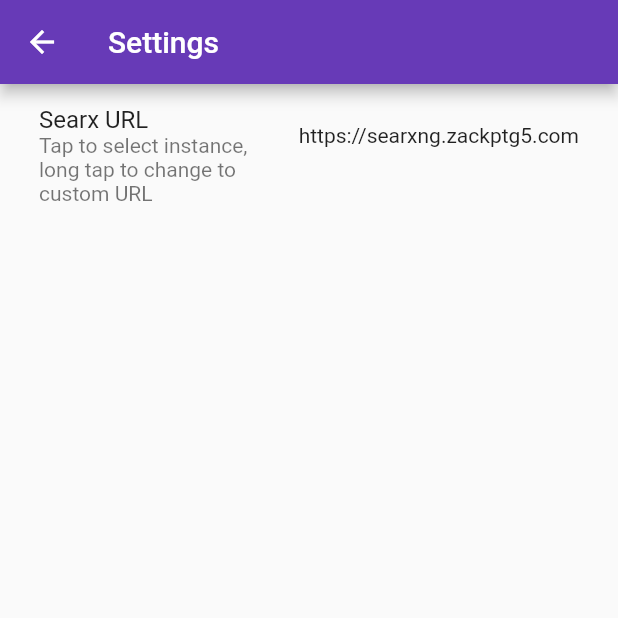
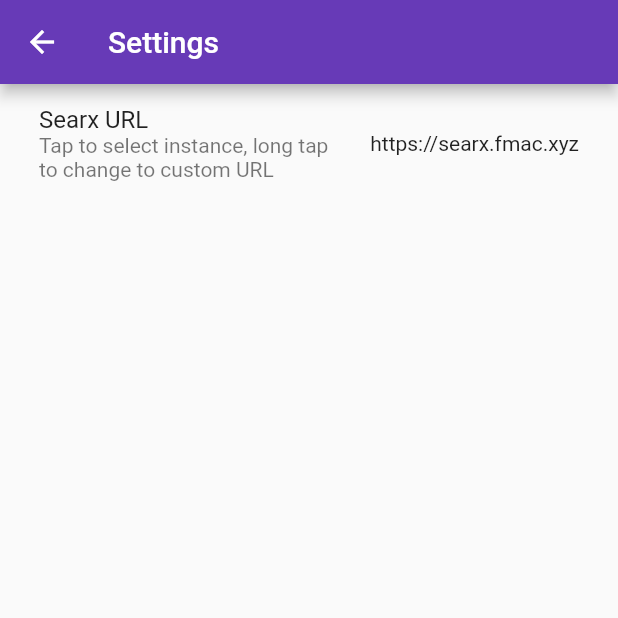
Before and after one commit to Zackptg5/Searx-Android, a Flutter app: the SettingsPage screen opened directly, on a phone screen of 412 x 824 dp, the top half of it. Run offline on Flutter 3.47's test engine with Material 2 defaults, Android fonts, the phone set to English and light mode, and no system bars; our stand-ins replace flutter_phoenix, fluttertoast, shared_preferences, webview_flutter; accounts and stored records are empty; network calls fail.

Commit message:
Update default instance

```diff
--- a/lib/settings.dart
+++ b/lib/settings.dart
@@ -3,7 +3,7 @@ import 'package:fluttertoast/fluttertoast.dart';
 import 'package:flutter/material.dart';
 import 'package:http/http.dart' as http;
 String? searxURL;
-String defaultURL = "https://searxng.zackptg5.com";
+String defaultURL = "https://searx.fmac.xyz";
 String title = 'Searx';
 
 class Settings {
```
Also changed, not shown: 1 other file.
